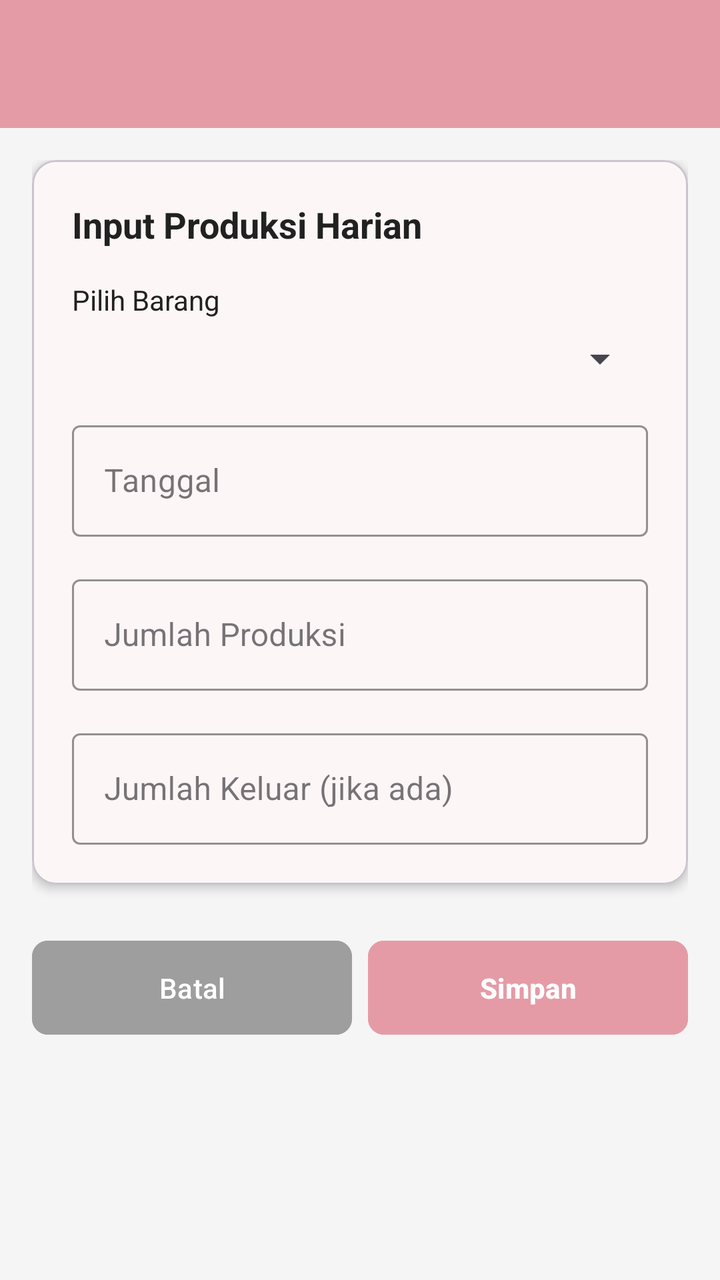
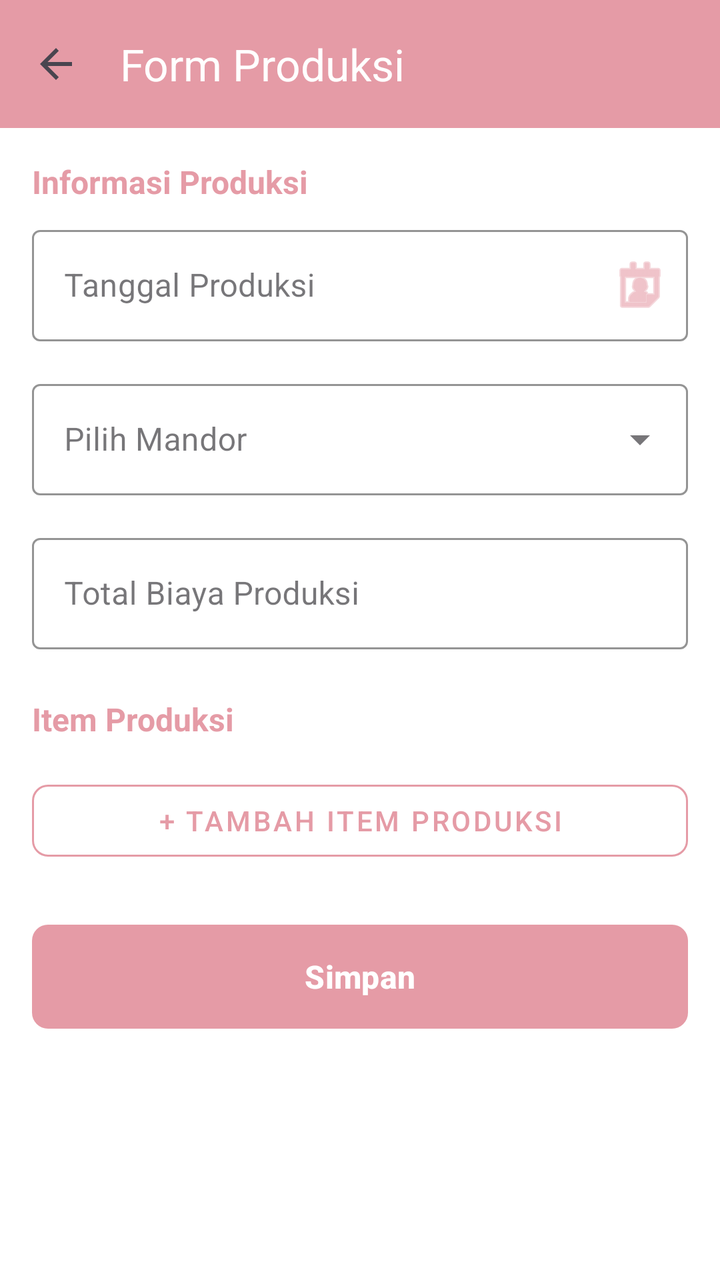

Screens rendered from an Android XML layout before and after an edit, with the pre-edit source and the edit as a unified diff.
<!-- AndroidManifest.xml: application theme Theme.SIMPRO -->
<!-- res/layout/activity_produksi_form.xml -->
<?xml version="1.0" encoding="utf-8"?>
<androidx.coordinatorlayout.widget.CoordinatorLayout
    xmlns:android="http://schemas.android.com/apk/res/android"
    xmlns:app="http://schemas.android.com/apk/res-auto"
    android:layout_width="match_parent"
    android:layout_height="match_parent"
    android:background="#F5F5F5">

    
    <com.google.android.material.appbar.AppBarLayout
        android:layout_width="match_parent"
        android:layout_height="wrap_content"
        android:theme="@style/ThemeOverlay.AppCompat.Dark.ActionBar">

        <androidx.appcompat.widget.Toolbar
            android:id="@+id/toolbar"
            android:layout_width="match_parent"
            android:layout_height="?attr/actionBarSize"
            android:background="#E59BA6"
            app:titleTextColor="#FFFFFF"
            app:popupTheme="@style/ThemeOverlay.AppCompat.Light"/>
    </com.google.android.material.appbar.AppBarLayout>

    
    <androidx.core.widget.NestedScrollView
        android:layout_width="match_parent"
        android:layout_height="match_parent"
        app:layout_behavior="@string/appbar_scrolling_view_behavior">

        <LinearLayout
            android:layout_width="match_parent"
            android:layout_height="wrap_content"
            android:orientation="vertical"
            android:padding="16dp">

            
            <com.google.android.material.card.MaterialCardView
                android:layout_width="match_parent"
                android:layout_height="wrap_content"
                app:cardBackgroundColor="#FFFFFF"
                app:cardCornerRadius="12dp"
                app:cardElevation="3dp">

                <LinearLayout
                    android:layout_width="match_parent"
                    android:layout_height="wrap_content"
                    android:orientation="vertical"
                    android:padding="20dp">

                    <TextView
                        android:layout_width="wrap_content"
                        android:layout_height="wrap_content"
                        android:text="Input Produksi Harian"
                        android:textSize="18sp"
                        android:textColor="#212121"
                        android:textStyle="bold"
                        android:layout_marginBottom="16dp"/>

                    
                    <TextView
                        android:layout_width="wrap_content"
                        android:layout_height="wrap_content"
                        android:text="Pilih Barang"
                        android:textSize="14sp"
                        android:textColor="#212121"/>

                    <Spinner
                        android:id="@+id/spinnerBarang"
                        android:layout_width="match_parent"
                        android:layout_height="wrap_content"
                        android:layout_marginTop="8dp"/>

                    
                    <com.google.android.material.textfield.TextInputLayout
                        android:layout_width="match_parent"
                        android:layout_height="wrap_content"
                        android:hint="Tanggal"
                        android:layout_marginTop="16dp"
                        app:boxStrokeColor="#E59BA6"
                        app:hintTextColor="#E59BA6"
                        style="@style/Widget.MaterialComponents.TextInputLayout.OutlinedBox">

                        <com.google.android.material.textfield.TextInputEditText
                            android:id="@+id/etTanggal"
                            android:layout_width="match_parent"
                            android:layout_height="wrap_content"
                            android:focusable="false"
                            android:textColor="#212121"
                            android:textSize="16sp"/>
                    </com.google.android.material.textfield.TextInputLayout>

                    
                    <com.google.android.material.textfield.TextInputLayout
                        android:layout_width="match_parent"
                        android:layout_height="wrap_content"
                        android:hint="Jumlah Produksi"
                        android:layout_marginTop="16dp"
                        app:boxStrokeColor="#E59BA6"
                        app:hintTextColor="#E59BA6"
                        style="@style/Widget.MaterialComponents.TextInputLayout.OutlinedBox">

                        <com.google.android.material.textfield.TextInputEditText
                            android:id="@+id/etJumlahProduksi"
                            android:layout_width="match_parent"
                            android:layout_height="wrap_content"
                            android:inputType="number"
                            android:textColor="#212121"
                            android:textSize="16sp"/>
                    </com.google.android.material.textfield.TextInputLayout>

                    
                    <com.google.android.material.textfield.TextInputLayout
                        android:layout_width="match_parent"
                        android:layout_height="wrap_content"
                        android:hint="Jumlah Keluar (jika ada)"
                        android:layout_marginTop="16dp"
                        app:boxStrokeColor="#E59BA6"
                        app:hintTextColor="#E59BA6"
                        style="@style/Widget.MaterialComponents.TextInputLayout.OutlinedBox">

                        <com.google.android.material.textfield.TextInputEditText
                            android:id="@+id/etJumlahKeluar"
                            android:layout_width="match_parent"
                            android:layout_height="wrap_content"
                            android:inputType="number"
                            android:textColor="#212121"
                            android:textSize="16sp"/>
                    </com.google.android.material.textfield.TextInputLayout>

                </LinearLayout>
            </com.google.android.material.card.MaterialCardView>

            
            <LinearLayout
                android:layout_width="match_parent"
                android:layout_height="wrap_content"
                android:orientation="horizontal"
                android:gravity="center"
                android:layout_marginTop="24dp">

                <Button
                    android:id="@+id/btnCancel"
                    android:layout_width="0dp"
                    android:layout_height="wrap_content"
                    android:layout_weight="1"
                    android:text="Batal"
                    android:textAllCaps="false"
                    android:backgroundTint="#9E9E9E"
                    android:textColor="#FFFFFF"
                    android:paddingVertical="14dp"
                    app:cornerRadius="8dp"/>

                <Button
                    android:id="@+id/btnSave"
                    android:layout_width="0dp"
                    android:layout_height="wrap_content"
                    android:layout_weight="1"
                    android:text="Simpan"
                    android:textAllCaps="false"
                    android:textColor="#FFFFFF"
                    android:textStyle="bold"
                    android:backgroundTint="#E59BA6"
                    android:paddingVertical="14dp"
                    android:layout_marginStart="8dp"
                    app:cornerRadius="8dp"/>
            </LinearLayout>

            
            <ProgressBar
                android:id="@+id/progressBar"
                android:layout_width="wrap_content"
                android:layout_height="wrap_content"
                android:layout_gravity="center"
                android:layout_marginTop="16dp"
                android:visibility="gone"
                android:indeterminateTint="#E59BA6"/>
        </LinearLayout>
    </androidx.core.widget.NestedScrollView>

</androidx.coordinatorlayout.widget.CoordinatorLayout>
<!-- resources referenced by this layout -->
<resources>
  <style name="Theme.SIMPRO" parent="Base.Theme.SIMPRO" />
  <style name="Base.Theme.SIMPRO" parent="Theme.Material3.Light.NoActionBar">
          
          <item name="colorPrimary">#E59BA6</item>
          <item name="colorPrimaryContainer">#E59BA6</item>
          <item name="colorOnPrimary">#FFFFFF</item>
  
          
          <item name="android:statusBarColor">#E59BA6</item>
          <item name="android:windowLightStatusBar">true</item>
  
          
  
          
          <item name="android:windowBackground">#FFFFFF</item>
          <item name="colorSurface">#FFFFFF</item>
  
          
          <item name="android:textColor">#333333</item>
      </style>
</resources>

<!-- the commit's change to res/layout/activity_produksi_form.xml (unified diff, before → after) -->
@@ -1,31 +1,34 @@
 <?xml version="1.0" encoding="utf-8"?>
-<androidx.coordinatorlayout.widget.CoordinatorLayout
-    xmlns:android="http://schemas.android.com/apk/res/android"
+<androidx.constraintlayout.widget.ConstraintLayout xmlns:android="http://schemas.android.com/apk/res/android"
     xmlns:app="http://schemas.android.com/apk/res-auto"
     android:layout_width="match_parent"
     android:layout_height="match_parent"
-    android:background="#F5F5F5">
+    android:background="#FFFFFF"
+    android:fitsSystemWindows="true">
 
-    
     <com.google.android.material.appbar.AppBarLayout
+        android:id="@+id/appBarLayout"
         android:layout_width="match_parent"
         android:layout_height="wrap_content"
-        android:theme="@style/ThemeOverlay.AppCompat.Dark.ActionBar">
+        app:layout_constraintTop_toTopOf="parent">
 
         <androidx.appcompat.widget.Toolbar
             android:id="@+id/toolbar"
             android:layout_width="match_parent"
             android:layout_height="?attr/actionBarSize"
             android:background="#E59BA6"
+            android:elevation="4dp"
+            app:title="Form Produksi"
             app:titleTextColor="#FFFFFF"
-            app:popupTheme="@style/ThemeOverlay.AppCompat.Light"/>
+            app:navigationIcon="?attr/homeAsUpIndicator" />
+
     </com.google.android.material.appbar.AppBarLayout>
 
-    
-    <androidx.core.widget.NestedScrollView
+    <ScrollView
         android:layout_width="match_parent"
-        android:layout_height="match_parent"
-        app:layout_behavior="@string/appbar_scrolling_view_behavior">
+        android:layout_height="0dp"
+        app:layout_constraintTop_toBottomOf="@id/appBarLayout"
+        app:layout_constraintBottom_toBottomOf="parent">
 
         <LinearLayout
             android:layout_width="match_parent"
@@ -33,148 +36,129 @@
             android:orientation="vertical"
             android:padding="16dp">
 
-            
-            <com.google.android.material.card.MaterialCardView
+            <TextView
                 android:layout_width="match_parent"
                 android:layout_height="wrap_content"
-                app:cardBackgroundColor="#FFFFFF"
-                app:cardCornerRadius="12dp"
-                app:cardElevation="3dp">
+                android:text="Informasi Produksi"
+                android:textSize="16sp"
+                android:textStyle="bold"
+                android:textColor="#E59BA6"
+                android:layout_marginBottom="8dp" />
 
-                <LinearLayout
+            <com.google.android.material.textfield.TextInputLayout
+                android:id="@+id/tilTanggalProduksi"
+                android:layout_width="match_parent"
+                android:layout_height="wrap_content"
+                android:hint="Tanggal Produksi"
+                app:boxStrokeColor="#E59BA6"
+                app:hintTextColor="#E59BA6"
+                app:endIconMode="custom"
+                app:endIconDrawable="@android:drawable/ic_menu_my_calendar"
+                app:endIconTint="#E59BA6"
+                style="@style/Widget.MaterialComponents.TextInputLayout.OutlinedBox">
+
+                <com.google.android.material.textfield.TextInputEditText
+                    android:id="@+id/etTanggalProduksi"
                     android:layout_width="match_parent"
                     android:layout_height="wrap_content"
-                    android:orientation="vertical"
-                    android:padding="20dp">
+                    android:inputType="none"
+                    android:focusable="false"
+                    android:clickable="true" />
 
-                    <TextView
-                        android:layout_width="wrap_content"
-                        android:layout_height="wrap_content"
-                        android:text="Input Produksi Harian"
-                        android:textSize="18sp"
-                        android:textColor="#212121"
-                        android:textStyle="bold"
-                        android:layout_marginBottom="16dp"/>
+            </com.google.android.material.textfield.TextInputLayout>
 
-                    
-                    <TextView
-                        android:layout_width="wrap_content"
-                        android:layout_height="wrap_content"
-                        android:text="Pilih Barang"
-                        android:textSize="14sp"
-                        android:textColor="#212121"/>
-
-                    <Spinner
-                        android:id="@+id/spinnerBarang"
-                        android:layout_width="match_parent"
-                        android:layout_height="wrap_content"
-                        android:layout_marginTop="8dp"/>
-
-                    
-                    <com.google.android.material.textfield.TextInputLayout
-                        android:layout_width="match_parent"
-                        android:layout_height="wrap_content"
-                        android:hint="Tanggal"
-                        android:layout_marginTop="16dp"
-                        app:boxStrokeColor="#E59BA6"
-                        app:hintTextColor="#E59BA6"
-                        style="@style/Widget.MaterialComponents.TextInputLayout.OutlinedBox">
-
-                        <com.google.android.material.textfield.TextInputEditText
-                            android:id="@+id/etTanggal"
-                            android:layout_width="match_parent"
-                            android:layout_height="wrap_content"
-                            android:focusable="false"
-                            android:textColor="#212121"
-                            android:textSize="16sp"/>
-                    </com.google.android.material.textfield.TextInputLayout>
-
-                    
-                    <com.google.android.material.textfield.TextInputLayout
-                        android:layout_width="match_parent"
-                        android:layout_height="wrap_content"
-                        android:hint="Jumlah Produksi"
-                        android:layout_marginTop="16dp"
-                        app:boxStrokeColor="#E59BA6"
-                        app:hintTextColor="#E59BA6"
-                        style="@style/Widget.MaterialComponents.TextInputLayout.OutlinedBox">
-
-                        <com.google.android.material.textfield.TextInputEditText
-                            android:id="@+id/etJumlahProduksi"
-                            android:layout_width="match_parent"
-                            android:layout_height="wrap_content"
-                            android:inputType="number"
-                            android:textColor="#212121"
-                            android:textSize="16sp"/>
-                    </com.google.android.material.textfield.TextInputLayout>
-
-                    
-                    <com.google.android.material.textfield.TextInputLayout
-                        android:layout_width="match_parent"
-                        android:layout_height="wrap_content"
-                        android:hint="Jumlah Keluar (jika ada)"
-                        android:layout_marginTop="16dp"
-                        app:boxStrokeColor="#E59BA6"
-                        app:hintTextColor="#E59BA6"
-                        style="@style/Widget.MaterialComponents.TextInputLayout.OutlinedBox">
-
-                        <com.google.android.material.textfield.TextInputEditText
-                            android:id="@+id/etJumlahKeluar"
-                            android:layout_width="match_parent"
-                            android:layout_height="wrap_content"
-                            android:inputType="number"
-                            android:textColor="#212121"
-                            android:textSize="16sp"/>
-                    </com.google.android.material.textfield.TextInputLayout>
-
-                </LinearLayout>
-            </com.google.android.material.card.MaterialCardView>
-
-            
-            <LinearLayout
+            <com.google.android.material.textfield.TextInputLayout
+                android:id="@+id/tilMandor"
                 android:layout_width="match_parent"
                 android:layout_height="wrap_content"
-                android:orientation="horizontal"
-                android:gravity="center"
-                android:layout_marginTop="24dp">
+                android:layout_marginTop="16dp"
+                android:hint="Pilih Mandor"
+                app:boxStrokeColor="#E59BA6"
+                app:hintTextColor="#E59BA6"
+                style="@style/Widget.MaterialComponents.TextInputLayout.OutlinedBox.ExposedDropdownMenu">
 
-                <Button
-                    android:id="@+id/btnCancel"
-                    android:layout_width="0dp"
+                <AutoCompleteTextView
+                    android:id="@+id/actvMandor"
+                    android:layout_width="match_parent"
                     android:layout_height="wrap_content"
-                    android:layout_weight="1"
-                    android:text="Batal"
-                    android:textAllCaps="false"
-                    android:backgroundTint="#9E9E9E"
-                    android:textColor="#FFFFFF"
-                    android:paddingVertical="14dp"
-                    app:cornerRadius="8dp"/>
+                    android:inputType="none" />
 
-                <Button
-                    android:id="@+id/btnSave"
-                    android:layout_width="0dp"
+            </com.google.android.material.textfield.TextInputLayout>
+
+            <com.google.android.material.textfield.TextInputLayout
+                android:id="@+id/tilTotalBiaya"
+                android:layout_width="match_parent"
+                android:layout_height="wrap_content"
+                android:layout_marginTop="16dp"
+                android:hint="Total Biaya Produksi"
+                app:boxStrokeColor="#E59BA6"
+                app:hintTextColor="#E59BA6"
+                app:prefixText="Rp "
+                style="@style/Widget.MaterialComponents.TextInputLayout.OutlinedBox">
+
+                <com.google.android.material.textfield.TextInputEditText
+                    android:id="@+id/etTotalBiaya"
+                    android:layout_width="match_parent"
                     android:layout_height="wrap_content"
-                    android:layout_weight="1"
-                    android:text="Simpan"
-                    android:textAllCaps="false"
-                    android:textColor="#FFFFFF"
-                    android:textStyle="bold"
-                    android:backgroundTint="#E59BA6"
-                    android:paddingVertical="14dp"
-                    android:layout_marginStart="8dp"
-                    app:cornerRadius="8dp"/>
-            </LinearLayout>
+                    android:inputType="number" />
 
-            
-            <ProgressBar
-                android:id="@+id/progressBar"
-                android:layout_width="wrap_content"
+            </com.google.android.material.textfield.TextInputLayout>
+
+            <TextView
+                android:layout_width="match_parent"
                 android:layout_height="wrap_content"
-                android:layout_gravity="center"
-                android:layout_marginTop="16dp"
-                android:visibility="gone"
-                android:indeterminateTint="#E59BA6"/>
+                android:text="Item Produksi"
+                android:textSize="16sp"
+                android:textStyle="bold"
+                android:textColor="#E59BA6"
+                android:layout_marginTop="24dp"
+                android:layout_marginBottom="8dp" />
+
+            <LinearLayout
+                android:id="@+id/llItemContainer"
+                android:layout_width="match_parent"
+                android:layout_height="wrap_content"
+                android:orientation="vertical" />
+
+            <com.google.android.material.button.MaterialButton
+                android:id="@+id/btnTambahItem"
+                android:layout_width="match_parent"
+                android:layout_height="wrap_content"
+                android:layout_marginTop="8dp"
+                android:text="+ Tambah Item Produksi"
+                android:textSize="14sp"
+                app:backgroundTint="#FFFFFF"
+                app:strokeColor="#E59BA6"
+                app:strokeWidth="1dp"
+                app:cornerRadius="8dp"
+                android:textColor="#E59BA6"
+                style="@style/Widget.MaterialComponents.Button.OutlinedButton" />
+
+            <com.google.android.material.button.MaterialButton
+                android:id="@+id/btnSimpan"
+                android:layout_width="match_parent"
+                android:layout_height="60dp"
+                android:layout_marginTop="24dp"
+                android:text="Simpan"
+                android:textSize="16sp"
+                android:textStyle="bold"
+                app:backgroundTint="#E59BA6"
+                app:cornerRadius="8dp" />
+
         </LinearLayout>
-    </androidx.core.widget.NestedScrollView>
 
-</androidx.coordinatorlayout.widget.CoordinatorLayout>
+    </ScrollView>
+
+    <ProgressBar
+        android:id="@+id/progressBar"
+        android:layout_width="wrap_content"
+        android:layout_height="wrap_content"
+        android:visibility="gone"
+        android:indeterminateTint="#E59BA6"
+        android:elevation="8dp"
+        app:layout_constraintTop_toTopOf="parent"
+        app:layout_constraintBottom_toBottomOf="parent"
+        app:layout_constraintStart_toStartOf="parent"
+        app:layout_constraintEnd_toEndOf="parent" />
+
+</androidx.constraintlayout.widget.ConstraintLayout>
